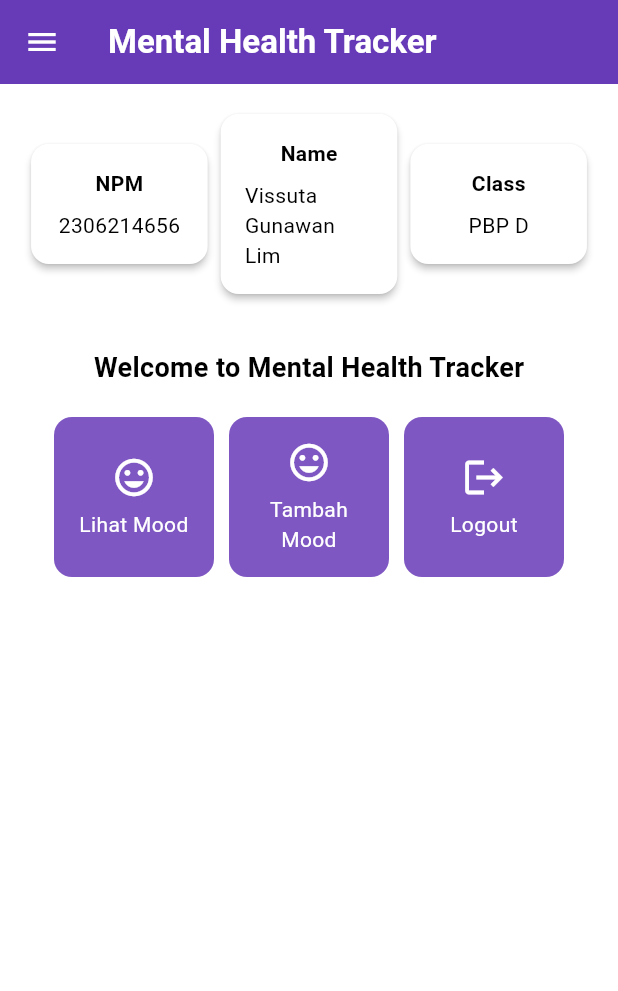
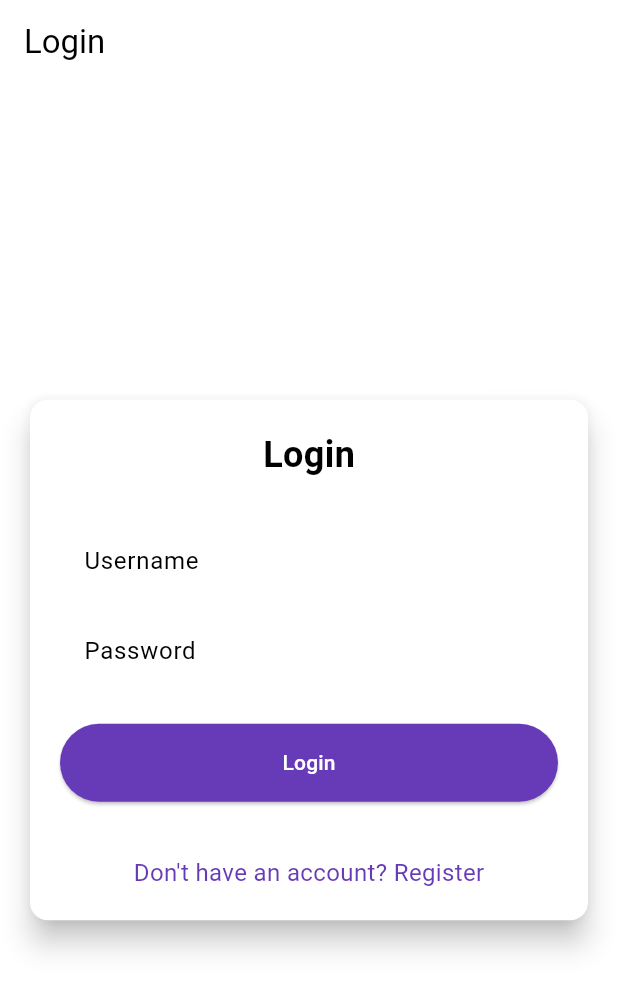
Before and after one commit to vissutagunawan/mental-health-tracker-mobile, a Flutter app: the screen it shows after launch, on a phone screen of 412 x 824 dp. Shown: the top 991 px of the screen. Run offline on Flutter 3.47's test engine with Material 3 defaults, Android fonts, the phone set to English and light mode, and no system bars; missing offline and left inert: pbp_django_auth.

Commit message:
Tutorial 8 done

```diff
--- a/lib/main.dart
+++ b/lib/main.dart
@@ -1,5 +1,7 @@
 import 'package:flutter/material.dart';
-import 'package:mental_health_tracker/screens/menu.dart';
+import 'package:mental_health_tracker/screens/login.dart';
+import 'package:pbp_django_auth/pbp_django_auth.dart';
+import 'package:provider/provider.dart';
 
 void main() {
   runApp(const MyApp());
@@ -8,31 +10,23 @@ void main() {
 class MyApp extends StatelessWidget {
   const MyApp({super.key});
 
-  // This widget is the root of your application.
   @override
   Widget build(BuildContext context) {
-    return MaterialApp(
-      title: 'Flutter Demo',
-      theme: ThemeData(
-          // This is the theme of your application.
-          //
-          // TRY THIS: Try running your application with "flutter run". You'll see
-          // the application has a purple toolbar. Then, without quitting the app,
-          // try changing the seedColor in the colorScheme below to Colors.green
-          // and then invoke "hot reload" (save your changes or press the "hot
-          // reload" button in a Flutter-supported IDE, or press "r" if you used
-          // the command line to start the app).
-          //
-          // Notice that the counter didn't reset back to zero; the application
-          // state is not lost during the reload. To reset the state, use hot
-          // restart instead.
-          //
-          // This works for code too, not just values: Most code changes can be
-          // tested with just a hot reload.
+    return Provider(
+      create: (_) {
+        CookieRequest request = CookieRequest();
+        return request;
+      },
+      child: MaterialApp(
+        title: 'Mental Health Tracker',
+        theme: ThemeData(
+          useMaterial3: true,
           colorScheme: ColorScheme.fromSwatch(
-        primarySwatch: Colors.deepPurple,
-      ).copyWith(secondary: Colors.deepPurple[400])),
-      home: MyHomePage(),
+            primarySwatch: Colors.deepPurple,
+          ).copyWith(secondary: Colors.deepPurple[400]),
+        ),
+        home: const LoginPage(),
+      ),
     );
   }
 }
--- /dev/null
+++ b/lib/screens/login.dart
@@ -0,0 +1,182 @@
+import 'package:mental_health_tracker/screens/menu.dart';
+import 'package:flutter/material.dart';
+import 'package:pbp_django_auth/pbp_django_auth.dart';
+import 'package:provider/provider.dart';
+// TODO: Import halaman RegisterPage jika sudah dibuat
+import 'package:mental_health_tracker/screens/register.dart';
+
+void main() {
+  runApp(const LoginApp());
+}
+
+class LoginApp extends StatelessWidget {
+  const LoginApp({super.key});
+
+  @override
+  Widget build(BuildContext context) {
+    return MaterialApp(
+      title: 'Login',
+      theme: ThemeData(
+        useMaterial3: true,
+        colorScheme: ColorScheme.fromSwatch(
+          primarySwatch: Colors.deepPurple,
+        ).copyWith(secondary: Colors.deepPurple[400]),
+      ),
+      home: const LoginPage(),
+    );
+  }
+}
+
+class LoginPage extends StatefulWidget {
+  const LoginPage({super.key});
+
+  @override
+  State<LoginPage> createState() => _LoginPageState();
+}
+
+class _LoginPageState extends State<LoginPage> {
+  final TextEditingController _usernameController = TextEditingController();
+  final TextEditingController _passwordController = TextEditingController();
+
+  @override
+  Widget build(BuildContext context) {
+    final request = context.watch<CookieRequest>();
+
+    return Scaffold(
+      appBar: AppBar(
+        title: const Text('Login'),
+      ),
+      body: Center(
+        child: SingleChildScrollView(
+          padding: const EdgeInsets.all(16.0),
+          child: Card(
+            elevation: 8,
+            shape: RoundedRectangleBorder(
+              borderRadius: BorderRadius.circular(12.0),
+            ),
+            child: Padding(
+              padding: const EdgeInsets.all(20.0),
+              child: Column(
+                mainAxisSize: MainAxisSize.min,
+                children: [
+                  const Text(
+                    'Login',
+                    style: TextStyle(
+                      fontSize: 24.0,
+                      fontWeight: FontWeight.bold,
+                    ),
+                  ),
+                  const SizedBox(height: 30.0),
+                  TextField(
+                    controller: _usernameController,
+                    decoration: const InputDecoration(
+                      labelText: 'Username',
+                      hintText: 'Enter your username',
+                      border: OutlineInputBorder(
+                        borderRadius: BorderRadius.all(Radius.circular(12.0)),
+                      ),
+                      contentPadding:
+                          EdgeInsets.symmetric(horizontal: 12.0, vertical: 8.0),
+                    ),
+                  ),
+                  const SizedBox(height: 12.0),
+                  TextField(
+                    controller: _passwordController,
+                    decoration: const InputDecoration(
+                      labelText: 'Password',
+                      hintText: 'Enter your password',
+                      border: OutlineInputBorder(
+                        borderRadius: BorderRadius.all(Radius.circular(12.0)),
+                      ),
+                      contentPadding:
+                          EdgeInsets.symmetric(horizontal: 12.0, vertical: 8.0),
+                    ),
+                    obscureText: true,
+                  ),
+                  const SizedBox(height: 24.0),
+                  ElevatedButton(
+                    onPressed: () async {
+                      String username = _usernameController.text;
+                      String password = _passwordController.text;
+
+                      // Cek kredensial
+                      // TODO: Ganti URL dan jangan lupa tambahkan trailing slash (/) di akhir URL!
+                      // Untuk menyambungkan Android emulator dengan Django pada localhost,
+                      // gunakan URL http://10.0.2.2/
+                      final response = await request
+                          .login("http://127.0.0.1:8000/auth/login/", {
+                        'username': username,
+                        'password': password,
+                      });
+
+                      if (request.loggedIn) {
+                        String message = response['message'];
+                        String uname = response['username'];
+                        if (context.mounted) {
+                          Navigator.pushReplacement(
+                            context,
+                            MaterialPageRoute(
+                                builder: (context) => MyHomePage()),
+                          );
+                          ScaffoldMessenger.of(context)
+                            ..hideCurrentSnackBar()
+                            ..showSnackBar(
+                              SnackBar(
+                                  content:
+                                      Text("$message Selamat datang, $uname.")),
+                            );
+                        }
+                      } else {
+                        if (context.mounted) {
+                          showDialog(
+                            context: context,
+                            builder: (context) => AlertDialog(
+                              title: const Text('Login Gagal'),
+                              content: Text(response['message']),
+                              actions: [
+                                TextButton(
+                                  child: const Text('OK'),
+                                  onPressed: () {
+                                    Navigator.pop(context);
+                                  },
+                                ),
+                              ],
+                            ),
+                          );
+                        }
+                      }
+                    },
+                    style: ElevatedButton.styleFrom(
+                      foregroundColor: Colors.white,
+                      minimumSize: const Size(double.infinity, 50),
+                      backgroundColor: Theme.of(context).colorScheme.primary,
+                      padding: const EdgeInsets.symmetric(vertical: 16.0),
+                    ),
+                    child: const Text('Login'),
+                  ),
+                  const SizedBox(height: 36.0),
+                  GestureDetector(
+                    onTap: () {
+                      Navigator.push(
+                        context,
+                        MaterialPageRoute(
+                            builder: (context) => const RegisterPage()),
+                      );
+                    },
+                    child: Text(
+                      'Don\'t have an account? Register',
+                      style: TextStyle(
+                        color: Theme.of(context).colorScheme.primary,
+                        fontSize: 16.0,
+                      ),
+                    ),
+                  ),
+                ],
+              ),
+            ),
+          ),
+        ),
+      ),
+    );
+  }
+}
--- a/pubspec.yaml
+++ b/pubspec.yaml
@@ -35,6 +35,9 @@ dependencies:
   # The following adds the Cupertino Icons font to your application.
   # Use with the CupertinoIcons class for iOS style icons.
   cupertino_icons: ^1.0.8
+  provider: ^6.1.2
+  pbp_django_auth: ^0.4.0
+  http: ^1.2.2
 
 dev_dependencies:
   flutter_test:
```
Also changed, not shown: lib/models/mood_entry.dart (added, +68 -0 lines), lib/screens/list_moodentry.dart (added, +90 -0 lines), lib/screens/moodentry_form.dart (+38 -29 lines), lib/screens/register.dart (added, +166 -0 lines), lib/widgets/left_drawer.dart (+13 -1 lines), lib/widgets/mood_card.dart (+35 -1 lines), pubspec.lock, 2 other files.
